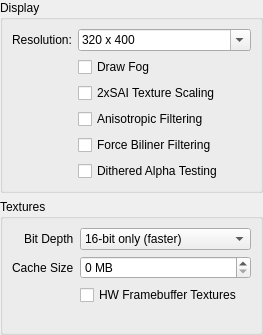
mupen64plus/mupen64plus-oldsvn, file glN64/gln64config.ui: the form before one commit.
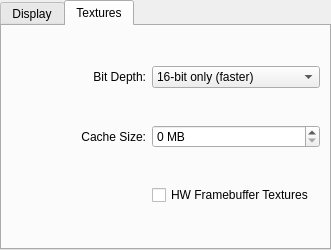
The form after the commit. The open tabs and pages were chosen to show the change.

Commit message: Replace QFormLayout with QTabWidget + QGridLayout.

Patch:
```diff
--- a/glN64/gln64config.ui
+++ b/glN64/gln64config.ui
@@ -5,29 +5,36 @@
    <rect>
     <x>0</x>
     <y>0</y>
-    <width>263</width>
-    <height>335</height>
+    <width>331</width>
+    <height>250</height>
    </rect>
   </property>
   <property name="windowTitle" >
    <string>Form</string>
   </property>
-  <layout class="QVBoxLayout" name="verticalLayout" >
-   <property name="margin" >
+  <layout class="QVBoxLayout" >
+   <property name="leftMargin" >
+    <number>0</number>
+   </property>
+   <property name="topMargin" >
+    <number>0</number>
+   </property>
+   <property name="rightMargin" >
+    <number>0</number>
+   </property>
+   <property name="bottomMargin" >
     <number>0</number>
    </property>
    <item>
-    <widget class="QGroupBox" name="groupBox" >
-     <property name="title" >
+    <widget class="QTabWidget" name="tabWidget" >
+     <property name="currentIndex" >
+      <number>0</number>
+     </property>
+     <widget class="QWidget" name="tab" >
+      <attribute name="title" >
       <string>Display</string>
-     </property>
-     <layout class="QFormLayout" name="formLayout_2" >
-      <property name="fieldGrowthPolicy" >
-       <enum>QFormLayout::AllNonFixedFieldsGrow</enum>
-      </property>
-      <property name="rowWrapPolicy" >
-       <enum>QFormLayout::DontWrapRows</enum>
-      </property>
+      </attribute>
+      <layout class="QGridLayout" >
       <item row="0" column="0" >
        <widget class="QLabel" name="label" >
         <property name="minimumSize" >
@@ -39,6 +46,9 @@
         <property name="text" >
          <string>Resolution:</string>
         </property>
+         <property name="alignment" >
+          <set>Qt::AlignRight|Qt::AlignTrailing|Qt::AlignVCenter</set>
+         </property>
         <property name="buddy" >
          <cstring>kcfg_Resolution</cstring>
         </property>
@@ -158,23 +168,18 @@
       </item>
      </layout>
     </widget>
-   </item>
-   <item>
-    <widget class="QGroupBox" name="groupBox_2" >
-     <property name="title" >
+     <widget class="QWidget" name="tab_2" >
+      <attribute name="title" >
       <string>Textures</string>
-     </property>
-     <layout class="QFormLayout" name="formLayout" >
-      <property name="fieldGrowthPolicy" >
-       <enum>QFormLayout::AllNonFixedFieldsGrow</enum>
-      </property>
-      <property name="labelAlignment" >
-       <set>Qt::AlignRight|Qt::AlignTrailing|Qt::AlignVCenter</set>
-      </property>
+      </attribute>
+      <layout class="QGridLayout" >
       <item row="0" column="0" >
        <widget class="QLabel" name="label_2" >
         <property name="text" >
-         <string>Bit Depth</string>
+          <string>Bit Depth:</string>
+         </property>
+         <property name="alignment" >
+          <set>Qt::AlignRight|Qt::AlignTrailing|Qt::AlignVCenter</set>
         </property>
        </widget>
       </item>
@@ -200,7 +205,10 @@
       <item row="1" column="0" >
        <widget class="QLabel" name="label_3" >
         <property name="text" >
-         <string>Cache Size</string>
+          <string>Cache Size:</string>
+         </property>
+         <property name="alignment" >
+          <set>Qt::AlignRight|Qt::AlignTrailing|Qt::AlignVCenter</set>
         </property>
        </widget>
       </item>
@@ -222,6 +230,7 @@
        </widget>
       </item>
      </layout>
+     </widget>
     </widget>
    </item>
   </layout>
```
Lines whose indentation alone changed are shown as unchanged.
